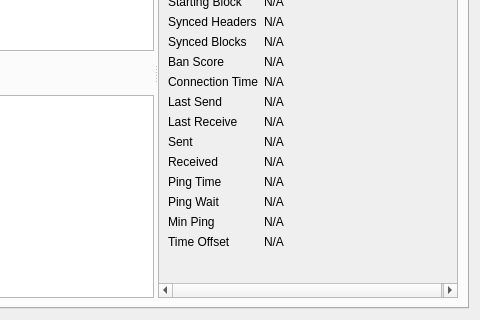
First picture: the form in src/qt/forms/debugwindow.ui, repository FantasyGold/FantasyGold-Core, before the edit; both pictures show x 268 to 748 and y 219 to 539 of the 748 by 539 pixel window.
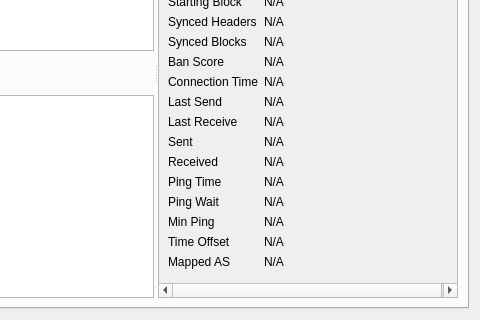
Second picture: the form after the edit. The open tabs and pages were chosen to show the change. Icons and pictures are not drawn. Custom widgets are drawn as their Qt base class.

Commit message: update qt forms

What changed in the file:
```diff
--- a/src/qt/forms/debugwindow.ui
+++ b/src/qt/forms/debugwindow.ui
@@ -1506,6 +1506,32 @@
                 </widget>
                </item>
                <item row="18" column="0">
+                <widget class="QLabel" name="peerMappedASLabel">
+                 <property name="toolTip">
+                  <string>The mapped Autonomous System used for diversifying peer selection.</string>
+                 </property>
+                 <property name="text">
+                  <string>Mapped AS</string>
+                 </property>
+                </widget>
+               </item>
+               <item row="18" column="1">
+                <widget class="QLabel" name="peerMappedAS">
+                 <property name="cursor">
+                  <cursorShape>IBeamCursor</cursorShape>
+                 </property>
+                 <property name="text">
+                  <string>N/A</string>
+                 </property>
+                 <property name="textFormat">
+                  <enum>Qt::PlainText</enum>
+                 </property>
+                 <property name="textInteractionFlags">
+                  <set>Qt::LinksAccessibleByMouse|Qt::TextSelectableByKeyboard|Qt::TextSelectableByMouse</set>
+                 </property>
+                </widget>
+               </item>
+               <item row="19" column="0">
                 <spacer name="verticalSpacer_3">
                  <property name="orientation">
                   <enum>Qt::Vertical</enum>
```
Left out of the diff: 2 changed lines with no effect on the pictures. The commit also changes 7 other files.
